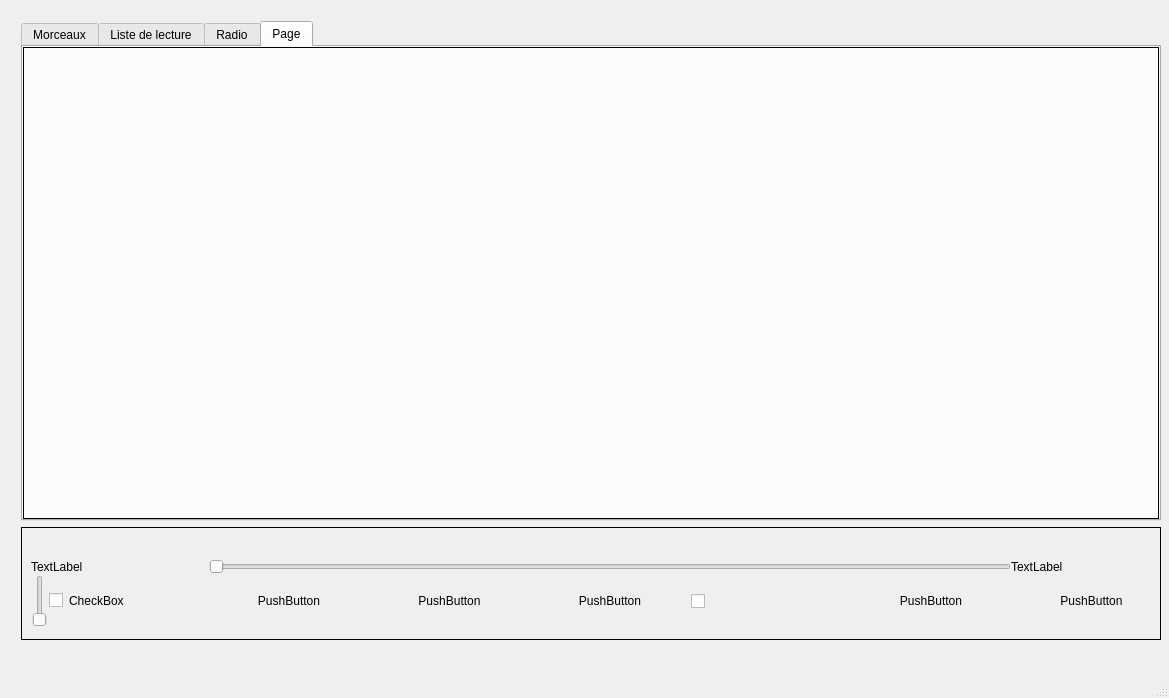
This is clientrpm/mainwindow.ui in overlord68440/rpm as Qt 5 draws it before an edit. The edited form follows.
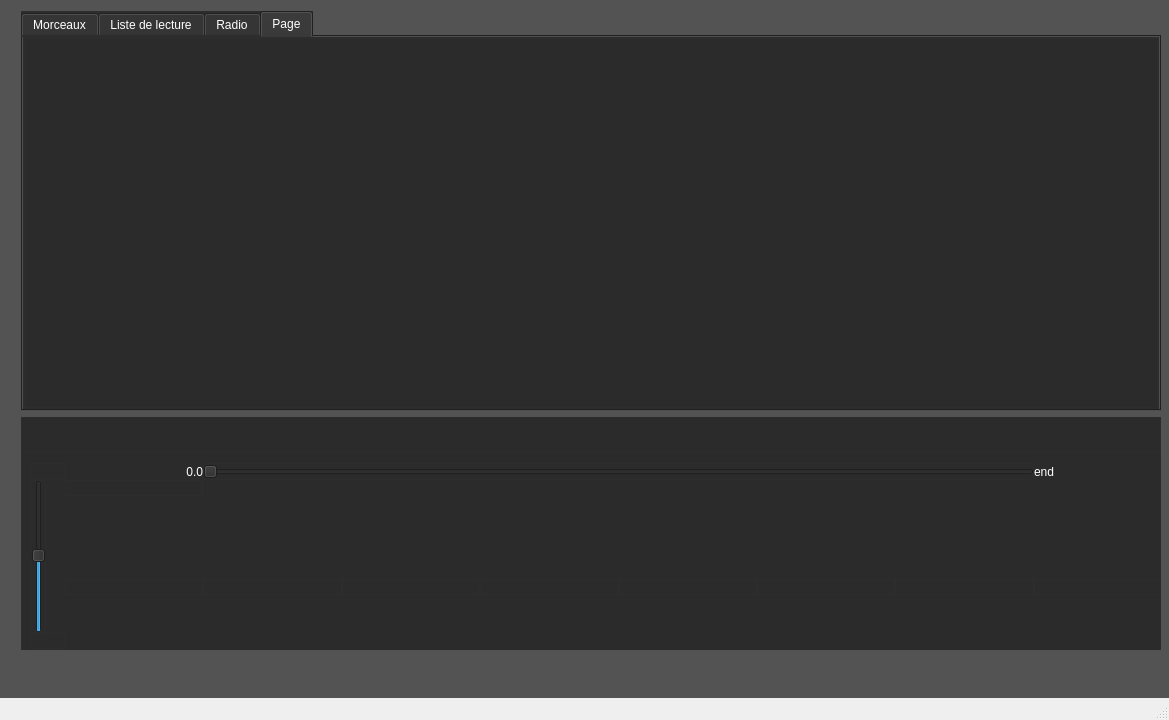
This is the edited form. The open tabs and pages were chosen to show the change. Icons and pictures are not drawn.

Commit message: developpement de l UI ajout des icon lier au bouton

The edit to the form file:
```diff
--- a/clientrpm/mainwindow.ui
+++ b/clientrpm/mainwindow.ui
@@ -7,20 +7,26 @@
     <x>0</x>
     <y>0</y>
     <width>1169</width>
-    <height>698</height>
+    <height>720</height>
    </rect>
   </property>
   <property name="windowTitle">
    <string>MainWindow</string>
   </property>
   <widget class="QWidget" name="centralWidget">
+   <property name="styleSheet">
+    <string notr="true">background-color : #535353 ;
+color : white ;
+border-width : 0px ;
+border-color : #2d2d2d ;</string>
+   </property>
    <widget class="QWidget" name="gridLayoutWidget_4">
     <property name="geometry">
      <rect>
       <x>10</x>
-      <y>10</y>
+      <y>0</y>
       <width>1151</width>
-      <height>641</height>
+      <height>661</height>
      </rect>
     </property>
     <layout class="QGridLayout" name="gridLayoutMain">
@@ -35,12 +41,13 @@
        <property name="maximumSize">
         <size>
          <width>16777215</width>
-         <height>150</height>
+         <height>250</height>
         </size>
        </property>
        <property name="styleSheet">
         <string notr="true">border-style : solid  ;
-border-width : 1px; </string>
+border-width : 1px; 
+background-color : #2b2b2b ;</string>
        </property>
        <property name="title">
         <string/>
@@ -49,9 +56,9 @@
         <property name="geometry">
          <rect>
           <x>0</x>
-          <y>20</y>
+          <y>35</y>
           <width>1161</width>
-          <height>91</height>
+          <height>208</height>
          </rect>
         </property>
         <layout class="QGridLayout" name="gridLayout_3">
@@ -64,91 +71,246 @@
          <property name="spacing">
           <number>0</number>
          </property>
-         <item row="1" column="0">
-          <widget class="QSlider" name="verticalSlider">
-           <property name="orientation">
-            <enum>Qt::Vertical</enum>
-           </property>
-          </widget>
-         </item>
-         <item row="1" column="4">
-          <widget class="QPushButton" name="pushButton_5">
+         <item row="3" column="8" rowspan="2">
+          <widget class="QPushButton" name="nextSongButton">
            <property name="text">
-            <string>PushButton</string>
+            <string/>
            </property>
-          </widget>
-         </item>
-         <item row="1" column="7">
-          <widget class="QPushButton" name="pushButton_4">
-           <property name="text">
-            <string>PushButton</string>
+           <property name="icon">
+            <iconset>
+             <normaloff>../imgIcon/nextSongButton.png</normaloff>../imgIcon/nextSongButton.png</iconset>
            </property>
+           <property name="iconSize">
+            <size>
+             <width>100</width>
+             <height>100</height>
+            </size>
+           </property>
           </widget>
          </item>
-         <item row="1" column="2">
+         <item row="3" column="6" rowspan="2">
           <widget class="QPushButton" name="pushButton_2">
            <property name="text">
-            <string>PushButton</string>
+            <string/>
            </property>
-          </widget>
-         </item>
-         <item row="1" column="1">
-          <widget class="QCheckBox" name="checkBox_2">
-           <property name="text">
-            <string>CheckBox</string>
+           <property name="icon">
+            <iconset>
+             <normaloff>../imgIcon/playButton.png</normaloff>../imgIcon/playButton.png</iconset>
            </property>
+           <property name="iconSize">
+            <size>
+             <width>100</width>
+             <height>100</height>
+            </size>
+           </property>
           </widget>
          </item>
-         <item row="1" column="6">
-          <widget class="QPushButton" name="pushButton_3">
+         <item row="3" column="2" rowspan="2">
+          <widget class="QPushButton" name="previousS">
            <property name="text">
-            <string>PushButton</string>
+            <string/>
            </property>
+           <property name="icon">
+            <iconset>
+             <normaloff>../imgIcon/previousSongButton.png</normaloff>../imgIcon/previousSongButton.png</iconset>
+           </property>
+           <property name="iconSize">
+            <size>
+             <width>100</width>
+             <height>100</height>
+            </size>
+           </property>
           </widget>
          </item>
-         <item row="1" column="5">
-          <widget class="QCheckBox" name="checkBox">
+         <item row="1" column="0" rowspan="4">
+          <widget class="QSlider" name="verticalSlider">
+           <property name="maximumSize">
+            <size>
+             <width>15</width>
+             <height>16777215</height>
+            </size>
+           </property>
            <property name="layoutDirection">
             <enum>Qt::LeftToRight</enum>
            </property>
+           <property name="styleSheet">
+            <string notr="true">left-margin : 0px ;</string>
+           </property>
+           <property name="value">
+            <number>50</number>
+           </property>
+           <property name="orientation">
+            <enum>Qt::Vertical</enum>
+           </property>
+          </widget>
+         </item>
+         <item row="3" column="4" rowspan="2">
+          <widget class="QPushButton" name="stopButton">
            <property name="text">
             <string/>
            </property>
+           <property name="icon">
+            <iconset>
+             <normaloff>../imgIcon/stopButton.png</normaloff>../imgIcon/stopButton.png</iconset>
+           </property>
+           <property name="iconSize">
+            <size>
+             <width>100</width>
+             <height>100</height>
+            </size>
+           </property>
           </widget>
          </item>
-         <item row="1" column="3">
-          <widget class="QPushButton" name="pushButton">
+         <item row="3" column="7" rowspan="2">
+          <widget class="QPushButton" name="fastFowardingButton">
+           <property name="enabled">
+            <bool>true</bool>
+           </property>
            <property name="text">
-            <string>PushButton</string>
+            <string/>
            </property>
+           <property name="icon">
+            <iconset>
+             <normaloff>../imgIcon/fastFowardingButton.png</normaloff>../imgIcon/fastFowardingButton.png</iconset>
+           </property>
+           <property name="iconSize">
+            <size>
+             <width>100</width>
+             <height>100</height>
+            </size>
+           </property>
           </widget>
          </item>
-         <item row="0" column="0" colspan="2">
+         <item row="3" column="3" rowspan="2">
+          <widget class="QPushButton" name="backwardButton">
+           <property name="text">
+            <string/>
+           </property>
+           <property name="icon">
+            <iconset>
+             <normaloff>../imgIcon/getBackButton.png</normaloff>../imgIcon/getBackButton.png</iconset>
+           </property>
+           <property name="iconSize">
+            <size>
+             <width>100</width>
+             <height>100</height>
+            </size>
+           </property>
+          </widget>
+         </item>
+         <item row="5" column="0">
+          <widget class="QPushButton" name="lowVolButton">
+           <property name="text">
+            <string/>
+           </property>
+           <property name="icon">
+            <iconset>
+             <normaloff>../imgIcon/lowVol.png</normaloff>../imgIcon/lowVol.png</iconset>
+           </property>
+           <property name="iconSize">
+            <size>
+             <width>40</width>
+             <height>40</height>
+            </size>
+           </property>
+          </widget>
+         </item>
+         <item row="0" column="1">
           <widget class="QLabel" name="label">
            <property name="styleSheet">
             <string notr="true">border-width : 0px ;
+color: white ;
 </string>
            </property>
            <property name="text">
-            <string>TextLabel</string>
+            <string>0.0</string>
            </property>
+           <property name="alignment">
+            <set>Qt::AlignRight|Qt::AlignTrailing|Qt::AlignVCenter</set>
+           </property>
+           <property name="margin">
+            <number>5</number>
+           </property>
           </widget>
          </item>
-         <item row="0" column="2" colspan="5">
+         <item row="0" column="0">
+          <widget class="QPushButton" name="highVolButton">
+           <property name="text">
+            <string/>
+           </property>
+           <property name="icon">
+            <iconset>
+             <normaloff>../imgIcon/highVol.png</normaloff>../imgIcon/highVol.png</iconset>
+           </property>
+           <property name="iconSize">
+            <size>
+             <width>40</width>
+             <height>40</height>
+            </size>
+           </property>
+          </widget>
+         </item>
+         <item row="1" column="1">
+          <widget class="QPushButton" name="pushButton">
+           <property name="text">
+            <string/>
+           </property>
+          </widget>
+         </item>
+         <item row="0" column="2" colspan="6">
           <widget class="QSlider" name="horizontalSlider">
            <property name="orientation">
             <enum>Qt::Horizontal</enum>
            </property>
           </widget>
          </item>
-         <item row="0" column="7">
+         <item row="0" column="8">
           <widget class="QLabel" name="label_2">
            <property name="styleSheet">
             <string notr="true">border-width : 0px ;
+color : white ;
+
 </string>
            </property>
            <property name="text">
-            <string>TextLabel</string>
+            <string>end</string>
+           </property>
+           <property name="margin">
+            <number>10</number>
+           </property>
+          </widget>
+         </item>
+         <item row="3" column="5" rowspan="2">
+          <widget class="QPushButton" name="pauseButton">
+           <property name="text">
+            <string/>
+           </property>
+           <property name="icon">
+            <iconset>
+             <normaloff>../imgIcon/pauseButton.png</normaloff>../imgIcon/pauseButton.png</iconset>
+           </property>
+           <property name="iconSize">
+            <size>
+             <width>100</width>
+             <height>100</height>
+            </size>
+           </property>
+          </widget>
+         </item>
+         <item row="3" column="1" rowspan="2">
+          <widget class="QPushButton" name="muteButton">
+           <property name="text">
+            <string/>
+           </property>
+           <property name="icon">
+            <iconset>
+             <normaloff>../imgIcon/muteButton.png</normaloff>../imgIcon/muteButton.png</iconset>
+           </property>
+           <property name="iconSize">
+            <size>
+             <width>100</width>
+             <height>100</height>
+            </size>
            </property>
           </widget>
          </item>
@@ -164,12 +326,15 @@
        <property name="maximumSize">
         <size>
          <width>10000</width>
-         <height>500</height>
+         <height>400</height>
         </size>
        </property>
        <property name="styleSheet">
         <string notr="true">border-style : solid  ;
-border-width : 1px; </string>
+border-width : 1px; 
+background-color : #2d2d2d ;
+color : white ;
+</string>
        </property>
        <property name="currentIndex">
         <number>0</number>
@@ -190,6 +355,9 @@
         </attribute>
        </widget>
        <widget class="QWidget" name="tabPref">
+        <property name="styleSheet">
+         <string notr="true">background-color : #2b2b2b ;</string>
+        </property>
         <attribute name="title">
          <string>Page</string>
         </attribute>
```
Left out of the diff: 14 changed lines with no effect on the pictures. The commit also changes 21 other files.
